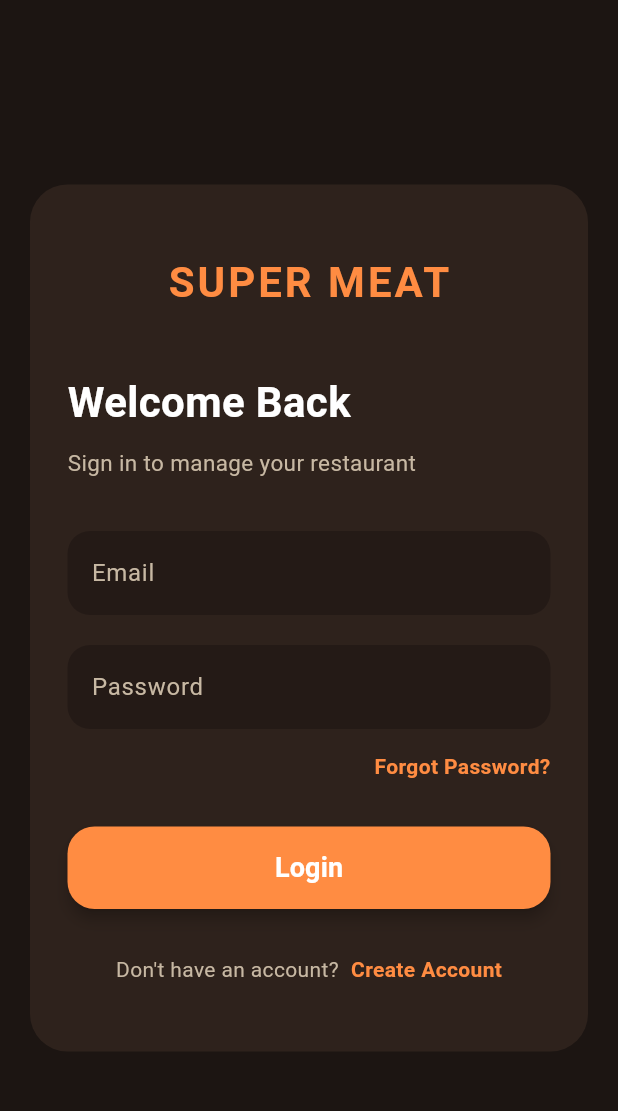
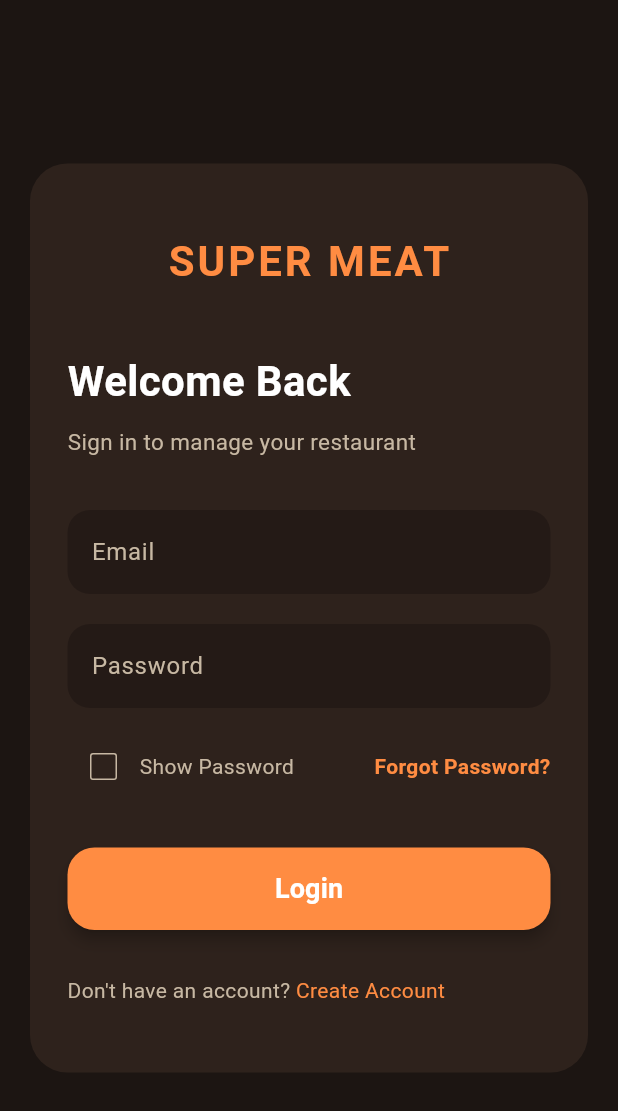
Before and after one commit to resturantrms-afk/RMS-main-part, a Flutter app: the screen it shows after launch, on a phone screen of 412 x 824 dp. Shown: the top 1111 px of the screen. Run offline on Flutter 3.47's test engine with Material 3 defaults, Android fonts, the phone set to English and light mode, and no system bars; our stand-ins replace cloud_firestore, equatable, firebase_auth, firebase_core, flutter_bloc; accounts and stored records are empty.

Commit message:
waxaan isku xidhayaa bloc iyo code kii hore waxyaabahaan sameeyay forgot password ka ayaa show password ku daray also waxa dhiman uun inaan signup ka input texts ka cusub ee aan ku daray in lasoo saaro aan signup ka bloc ka ku xidho iyo forgot passsword ka aan bloc ka ku xiro bas deedna kuwa kale ayaan u samaynayaa woxoogii

```diff
--- a/rmss/lib/blocs/auth/auth_bloc.dart
+++ b/rmss/lib/blocs/auth/auth_bloc.dart
@@ -18,6 +18,12 @@ class AuthBloc extends Bloc<AuthEvent, AuthState> {
         if (user != null) {
           emit(AuthSuccess(user: user));
         }
+      } on FirebaseAuthException catch (e) {
+        emit(
+          AuthError(
+            message: e.message ?? 'An unknown authentication error occurred',
+          ),
+        );
       } catch (e) {
         emit(AuthError(message: e.toString()));
       }
@@ -39,6 +45,12 @@ class AuthBloc extends Bloc<AuthEvent, AuthState> {
         if (user != null) {
           emit(AuthSuccess(user: user));
         }
+      } on FirebaseAuthException catch (e) {
+        emit(
+          AuthError(
+            message: e.message ?? 'An unknown authentication error occurred',
+          ),
+        );
       } catch (e) {
         emit(AuthError(message: e.toString()));
       }
@@ -48,10 +60,25 @@ class AuthBloc extends Bloc<AuthEvent, AuthState> {
       emit(AuthLoading());
       try {
         await authRepository.logout();
-        emit(AuthInitial());
+        emit(AuthUnauthenticated());
+      } on FirebaseAuthException catch (e) {
+        emit(
+          AuthError(
+            message: e.message ?? 'An unknown authentication error occurred',
+          ),
+        );
       } catch (e) {
         emit(AuthError(message: e.toString()));
       }
     });
+
+    on<CheckAuthStatus>((event, emit) {
+      User? user = authRepository.getCurrentUser();
+      if (user != null) {
+        emit(AuthSuccess(user: user));
+      } else {
+        emit(AuthUnauthenticated());
+      }
+    });
   }
 }
--- a/rmss/lib/blocs/auth/auth_event.dart
+++ b/rmss/lib/blocs/auth/auth_event.dart
@@ -47,3 +47,5 @@ class SignUpRequested extends AuthEvent {
 }
 
 class LogoutRequested extends AuthEvent {}
+
+class CheckAuthStatus extends AuthEvent {}
--- a/rmss/lib/blocs/auth/auth_state.dart
+++ b/rmss/lib/blocs/auth/auth_state.dart
@@ -9,6 +9,8 @@ abstract class AuthState extends Equatable {
 class AuthInitial extends AuthState {}
 
 class AuthLoading extends AuthState {}
+
+class AuthUnauthenticated extends AuthState {}
 
 class AuthSuccess extends AuthState {
   final User user;
--- a/rmss/lib/main.dart
+++ b/rmss/lib/main.dart
@@ -2,13 +2,14 @@ import 'package:flutter/material.dart';
 import 'package:firebase_core/firebase_core.dart';
 import 'firebase_options.dart';
 import 'screens/splash_screen.dart';
+import 'package:flutter_bloc/flutter_bloc.dart';
+import 'blocs/auth/auth_bloc.dart';
+import 'repositories/auth_repository.dart';
 
 void main() async {
   WidgetsFlutterBinding.ensureInitialized();
 
-  await Firebase.initializeApp(
-    options: DefaultFirebaseOptions.currentPlatform,
-  );
+  await Firebase.initializeApp(options: DefaultFirebaseOptions.currentPlatform);
 
   runApp(const MyApp());
 }
@@ -18,7 +19,12 @@ class MyApp extends StatelessWidget {
 
   @override
   Widget build(BuildContext context) {
-    return MaterialApp(
+    return RepositoryProvider(
+      create: (context) => AuthRepository(),
+      child: BlocProvider(
+        create: (context) =>
+            AuthBloc(authRepository: context.read<AuthRepository>()),
+        child: MaterialApp(
           title: 'Restaurant Management System',
           debugShowCheckedModeBanner: false,
           theme: ThemeData(
@@ -26,6 +32,8 @@ class MyApp extends StatelessWidget {
             useMaterial3: true,
           ),
           home: const SplashScreen(),
+        ),
+      ),
     );
   }
 }
--- a/rmss/lib/repositories/auth_repository.dart
+++ b/rmss/lib/repositories/auth_repository.dart
@@ -41,7 +41,7 @@ class AuthRepository {
       'email': email,
       'phoneNumber': phoneNumber,
       'address': address,
-      'role': 'waiter',
+      'role': 'no-role',
       'photoUrl': photoUrl,
       'status': 'active',
       'createdDate':
@@ -52,4 +52,8 @@ class AuthRepository {
 
     return _firebaseAuth.currentUser;
   }
+
+  User? getCurrentUser() {
+    return _firebaseAuth.currentUser;
+  }
 }
--- a/rmss/lib/screens/login_screen.dart
+++ b/rmss/lib/screens/login_screen.dart
@@ -1,9 +1,13 @@
 import 'package:flutter/material.dart';
-import 'package:firebase_auth/firebase_auth.dart';
+import 'package:flutter_bloc/flutter_bloc.dart';
+import 'package:rmss/blocs/auth/auth_bloc.dart';
+import 'package:rmss/blocs/auth/auth_event.dart';
+import 'package:rmss/blocs/auth/auth_state.dart';
 import '../theme/colors.dart';
 import 'signup_screen.dart';
 import 'forget_password_screen.dart';
 import 'home_screen.dart';
+import 'package:flutter/gestures.dart';
 
 class LoginScreen extends StatefulWidget {
   const LoginScreen({super.key});
@@ -13,61 +17,61 @@ class LoginScreen extends StatefulWidget {
 }
 
 class _LoginScreenState extends State<LoginScreen> {
-  final TextEditingController emailController = TextEditingController();
-  final TextEditingController passwordController = TextEditingController();
+  final TextEditingController _emailController = TextEditingController();
 
-  bool _isLoading = false;
+  final TextEditingController _passwordController = TextEditingController();
+
+  late TapGestureRecognizer _signupRecognizer;
+
+  bool _obscurePassword = true;
+
+  @override
+  initState() {
+    super.initState();
+    _signupRecognizer = TapGestureRecognizer()
+      ..onTap = () {
+        Navigator.push(
+          context,
+          MaterialPageRoute(builder: (_) => const SignupScreen()),
+        );
+      };
+  }
 
   @override
   void dispose() {
-    emailController.dispose();
-    passwordController.dispose();
+    _emailController.dispose();
+    _passwordController.dispose();
+    _signupRecognizer.dispose();
     super.dispose();
   }
 
-  void _login() async {
-    if (_isLoading) return;
-
-    setState(() {
-      _isLoading = true;
-    });
-
-    try {
-      await FirebaseAuth.instance.signInWithEmailAndPassword(
-        email: emailController.text.trim(),
-        password: passwordController.text.trim(),
+  void _login() {
+    context.read<AuthBloc>().add(
+      LoginRequested(
+        email: _emailController.text.trim(),
+        password: _passwordController.text.trim(),
+      ),
     );
-      if (mounted) {
-        Navigator.pushReplacement(
-          context,
-          MaterialPageRoute(builder: (_) => const HomeScreen()),
-        );
-      }
-    } on FirebaseAuthException catch (e) {
-      if (mounted) {
-        ScaffoldMessenger.of(
-          context,
-        ).showSnackBar(SnackBar(content: Text(e.message ?? 'Login failed')));
-      }
-    } catch (e) {
-      if (mounted) {
-        ScaffoldMessenger.of(
-          context,
-        ).showSnackBar(SnackBar(content: Text(e.toString())));
-      }
-    } finally {
-      if (mounted) {
-        setState(() {
-          _isLoading = false;
-        });
-      }
-    }
   }
 
   @override
   Widget build(BuildContext context) {
     bool isDesktop = MediaQuery.of(context).size.width > 900;
 
+    return BlocConsumer<AuthBloc, AuthState>(
+      listener: (context, state) {
+        if (state is AuthSuccess) {
+          Navigator.pushReplacement(
+            context,
+            MaterialPageRoute(builder: (_) => HomeScreen()),
+          );
+        } else if (state is AuthError) {
+          ScaffoldMessenger.of(
+            context,
+          ).showSnackBar(SnackBar(content: Text(state.message)));
+        }
+      },
+      builder: (context, state) {
         return Scaffold(
           backgroundColor: AppColors.background,
           body: Center(
@@ -147,7 +151,7 @@ class _LoginScreenState extends State<LoginScreen> {
                     const SizedBox(height: 35),
 
                     TextField(
-                  controller: emailController,
+                      controller: _emailController,
                       style: const TextStyle(color: Colors.white),
                       decoration: InputDecoration(
                         hintText: "Email",
@@ -164,8 +168,8 @@ class _LoginScreenState extends State<LoginScreen> {
                     const SizedBox(height: 20),
 
                     TextField(
-                  controller: passwordController,
-                  obscureText: true,
+                      controller: _passwordController,
+                      obscureText: _obscurePassword,
                       style: const TextStyle(color: Colors.white),
                       decoration: InputDecoration(
                         hintText: "Password",
@@ -181,9 +185,38 @@ class _LoginScreenState extends State<LoginScreen> {
 
                     const SizedBox(height: 15),
 
-                Align(
-                  alignment: Alignment.centerRight,
-                  child: GestureDetector(
+                    SizedBox(
+                      width: double.infinity,
+
+                      child: Wrap(
+                        alignment: WrapAlignment.spaceBetween,
+                        crossAxisAlignment: WrapCrossAlignment.center,
+
+                        children: [
+                          Row(
+                            mainAxisSize: MainAxisSize.min,
+                            children: [
+                              Checkbox(
+                                value: !_obscurePassword,
+                                activeColor: AppColors.primary,
+                                side: BorderSide(
+                                  color: AppColors.textSecondary,
+                                ),
+                                onChanged: (value) {
+                                  setState(() {
+                                    _obscurePassword = !(value ?? false);
+                                  });
+                                },
+                              ),
+                              Text(
+                                "Show Password",
+                                style: TextStyle(
+                                  color: AppColors.textSecondary,
+                                ),
+                              ),
+                            ],
+                          ),
+                          GestureDetector(
                             onTap: () {
                               Navigator.push(
                                 context,
@@ -199,6 +232,8 @@ class _LoginScreenState extends State<LoginScreen> {
                                 fontWeight: FontWeight.bold,
                               ),
                             ),
+                          ),
+                        ],
                       ),
                     ),
 
@@ -219,10 +254,10 @@ class _LoginScreenState extends State<LoginScreen> {
                             shape: RoundedRectangleBorder(
                               borderRadius: BorderRadius.circular(18),
                             ),
-                        elevation: _isLoading ? 0 : 4,
+                            elevation: state is AuthLoading ? 0 : 4,
                           ),
-                      onPressed: _login,
-                      child: _isLoading
+                          onPressed: state is AuthLoading ? null : _login,
+                          child: state is AuthLoading
                               ? const SizedBox(
                                   width: 24,
                                   height: 24,
@@ -245,32 +280,19 @@ class _LoginScreenState extends State<LoginScreen> {
 
                     const SizedBox(height: 30),
 
-                Row(
-                  mainAxisAlignment: MainAxisAlignment.center,
+                    Text.rich(
+                      textAlign: TextAlign.center,
+                      TextSpan(
+                        text: "Don't have an account? ",
+                        style: TextStyle(color: AppColors.textSecondary),
                         children: [
-                    Text(
-                      "Don't have an account?",
-                      style: TextStyle(color: AppColors.textSecondary),
-                    ),
-                    const SizedBox(width: 8),
-                    GestureDetector(
-                      onTap: () {
-                        Navigator.push(
-                          context,
-                          MaterialPageRoute(
-                            builder: (_) => const SignupScreen(),
-                          ),
-                        );
-                      },
-                      child: Text(
-                        "Create Account",
-                        style: TextStyle(
-                          color: AppColors.primary,
-                          fontWeight: FontWeight.bold,
-                        ),
-                      ),
+                          TextSpan(
+                            text: "Create Account",
+                            recognizer: _signupRecognizer,
+                            style: TextStyle(color: AppColors.primary),
                           ),
                         ],
+                      ),
                     ),
 
                     const SizedBox(height: 20),
@@ -280,5 +302,7 @@ class _LoginScreenState extends State<LoginScreen> {
             ),
           ),
         );
+      },
+    );
   }
 }
```
Also changed, not shown: rmss/lib/screens/splash_screen.dart (+31 -23 lines), 1 other file. Lines whose indentation alone changed are shown as unchanged.
